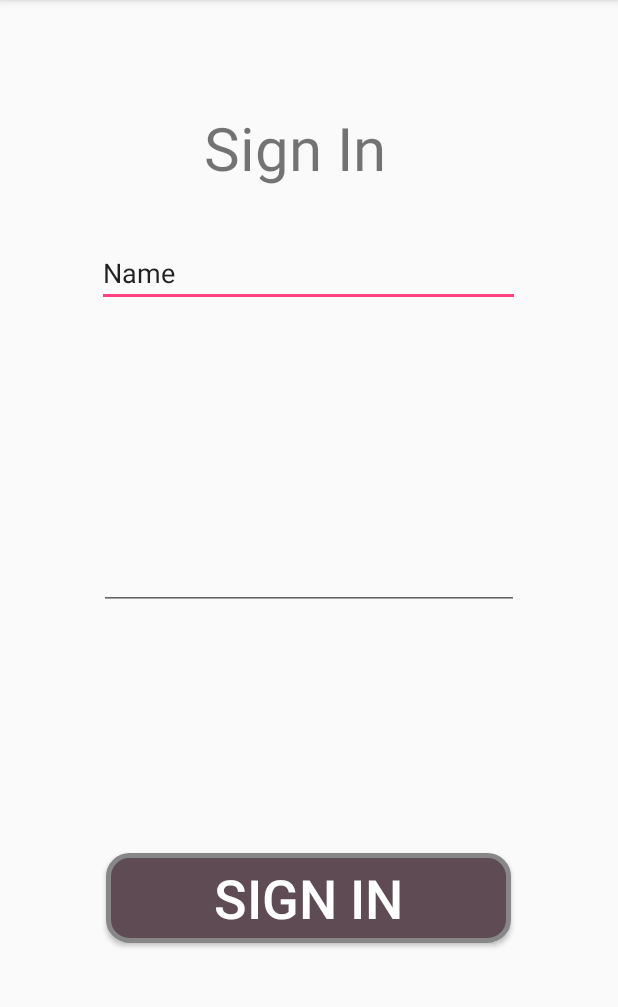
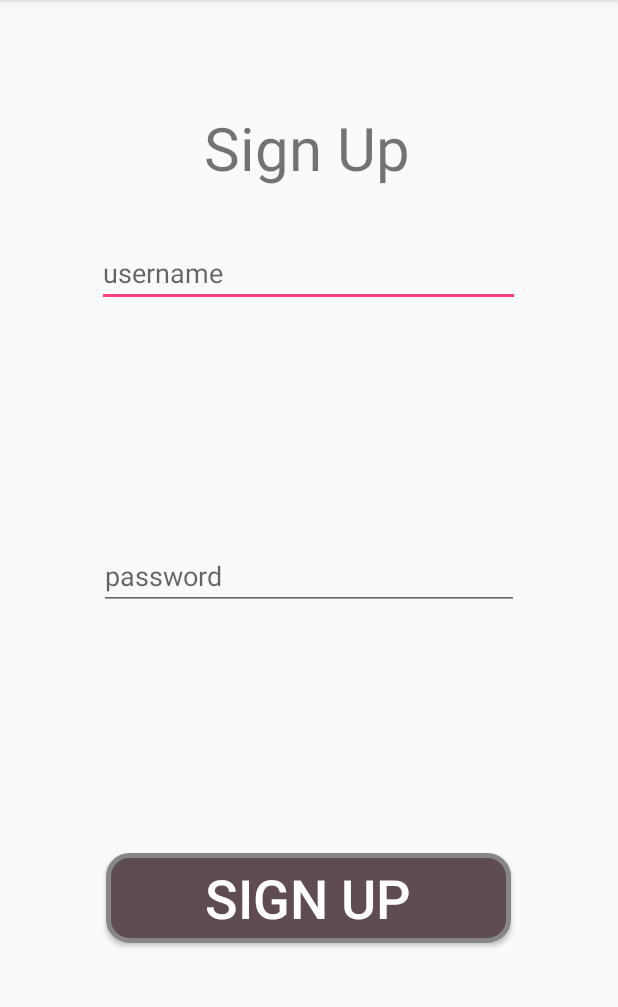
Before and after one commit to rial99/pk_lends, an Android app: the Register screen opened directly, with no data from a screen before it, on a phone screen of 412 x 824 dp, the part 84-1091 px from its top. Run offline under Robolectric (Android 15) with nearby library versions, the phone set to English and light mode, and no system bars.

Commit message:
user creation added

```diff
--- a/Pocketlends/app/src/main/res/layout/activity_register.xml
+++ b/Pocketlends/app/src/main/res/layout/activity_register.xml
@@ -15,7 +15,7 @@
         android:layout_marginTop="159dp"
         android:ems="10"
         android:inputType="textPersonName"
-        android:text="Name" />
+        android:hint="username" />
 
     <EditText
         android:id="@+id/password"
@@ -23,7 +23,8 @@
         android:layout_height="wrap_content"
         android:layout_centerInParent="true"
         android:ems="10"
-        android:inputType="textPassword" />
+        android:inputType="textPassword"
+        android:hint="password"/>
 
     <Button
         android:id="@+id/signIn_button"
@@ -33,7 +34,7 @@
         android:layout_centerHorizontal="true"
         android:layout_marginBottom="139dp"
         android:background="@drawable/buttonshape"
-        android:text="Sign In"
+        android:text="Sign Up"
         android:textColor="@android:color/white"
         android:textSize="36sp" />
 
@@ -44,6 +45,6 @@
         android:layout_alignParentTop="true"
         android:layout_centerHorizontal="true"
         android:layout_marginTop="71dp"
-        android:text="Sign In"
+        android:text="Sign Up"
         android:textSize="40sp" />
 </RelativeLayout>
--- a/Pocketlends/app/src/main/res/values/strings.xml
+++ b/Pocketlends/app/src/main/res/values/strings.xml
@@ -1,3 +1,5 @@
+<?xml version="1.0" encoding="utf-8"?>
 <resources>
     <string name="app_name">Pocket lends</string>
+    <string name="domain_name">http://finishproject.in:5094</string>
 </resources>
```
Also changed, not shown: Pocketlends/app/src/main/java/com/example/ratul/pocketlends/Register.java (+60 -6 lines), Pocketlends/app/src/main/java/com/example/ratul/pocketlends/Utils.java (+15 -1 lines).
